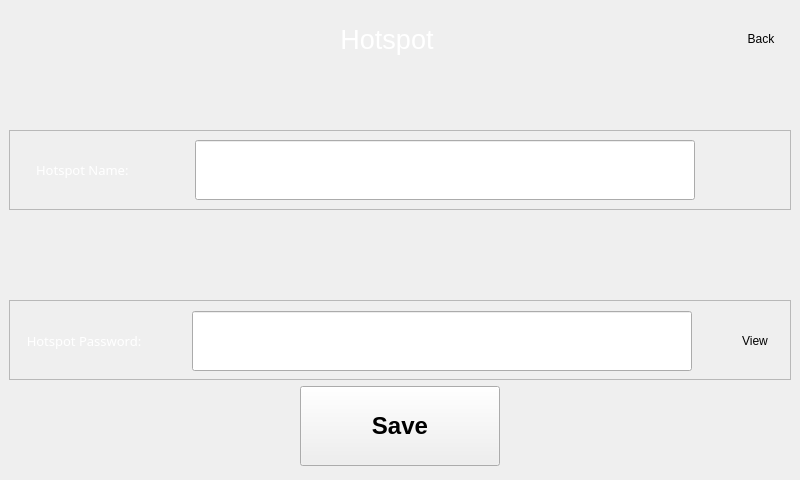
This is BlocksScreen/lib/ui/wifiConnectivityWindow.ui in BlocksTechnology/BlocksScreen as Qt 5 draws it before an edit. The edited form follows.
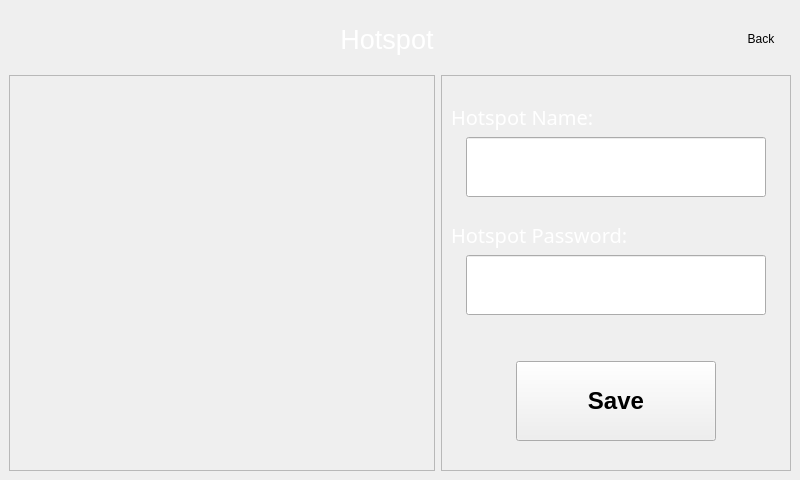
This is the edited form. The open tabs and pages were chosen to show the change. Icons and pictures are not drawn. Custom widgets are drawn as their Qt base class.

Commit message: add: added space for qr code on hotspot page

Patch:
```diff
--- a/BlocksScreen/lib/ui/wifiConnectivityWindow.ui
+++ b/BlocksScreen/lib/ui/wifiConnectivityWindow.ui
@@ -18,14 +18,14 @@
   </property>
   <property name="minimumSize">
    <size>
-    <width>0</width>
-    <height>400</height>
+    <width>800</width>
+    <height>480</height>
    </size>
   </property>
   <property name="maximumSize">
    <size>
-    <width>16777215</width>
-    <height>575</height>
+    <width>800</width>
+    <height>480</height>
    </size>
   </property>
   <property name="windowTitle">
@@ -2289,76 +2289,76 @@
      </layout>
     </item>
     <item>
-     <layout class="QVBoxLayout" name="hotspot_page_content_layout">
-      <property name="topMargin">
-       <number>5</number>
-      </property>
-      <property name="bottomMargin">
-       <number>5</number>
-      </property>
+     <layout class="QHBoxLayout" name="horizontalLayout_3">
       <item>
-       <spacer name="verticalSpacer_6">
-        <property name="orientation">
-         <enum>Qt::Vertical</enum>
-        </property>
-        <property name="sizeType">
-         <enum>QSizePolicy::Minimum</enum>
-        </property>
-        <property name="sizeHint" stdset="0">
-         <size>
-          <width>20</width>
-          <height>50</height>
-         </size>
-        </property>
-       </spacer>
-      </item>
-      <item>
-       <widget class="BlocksCustomFrame" name="frame_6">
+       <widget class="BlocksCustomFrame" name="frame_4">
         <property name="sizePolicy">
-         <sizepolicy hsizetype="Expanding" vsizetype="Expanding">
+         <sizepolicy hsizetype="Preferred" vsizetype="Expanding">
           <horstretch>0</horstretch>
           <verstretch>0</verstretch>
          </sizepolicy>
         </property>
-        <property name="minimumSize">
-         <size>
-          <width>70</width>
-          <height>80</height>
-         </size>
-        </property>
         <property name="frameShape">
          <enum>QFrame::StyledPanel</enum>
         </property>
         <property name="frameShadow">
          <enum>QFrame::Raised</enum>
-        </property>
-        <widget class="QWidget" name="layoutWidget_6">
-         <property name="geometry">
-          <rect>
-           <x>0</x>
-           <y>10</y>
-           <width>776</width>
-           <height>61</height>
-          </rect>
          </property>
          <layout class="QHBoxLayout" name="horizontalLayout_11">
           <item>
+          <widget class="BlocksLabel" name="qrcode_img">
+           <property name="minimumSize">
+            <size>
+             <width>325</width>
+             <height>325</height>
+            </size>
+           </property>
+           <property name="maximumSize">
+            <size>
+             <width>325</width>
+             <height>325</height>
+            </size>
+           </property>
+           <property name="text">
+            <string/>
+           </property>
+          </widget>
+         </item>
+        </layout>
+       </widget>
+      </item>
+      <item>
+       <widget class="BlocksCustomFrame" name="frame_3">
+        <property name="maximumSize">
+         <size>
+          <width>350</width>
+          <height>16777215</height>
+         </size>
+        </property>
+        <property name="frameShape">
+         <enum>QFrame::StyledPanel</enum>
+        </property>
+        <property name="frameShadow">
+         <enum>QFrame::Raised</enum>
+        </property>
+        <layout class="QVBoxLayout" name="verticalLayout">
+         <item alignment="Qt::AlignBottom">
            <widget class="QLabel" name="hotspot_info_name_label">
             <property name="sizePolicy">
-             <sizepolicy hsizetype="Preferred" vsizetype="Maximum">
+            <sizepolicy hsizetype="Expanding" vsizetype="Maximum">
               <horstretch>0</horstretch>
               <verstretch>0</verstretch>
              </sizepolicy>
             </property>
             <property name="minimumSize">
              <size>
-              <width>0</width>
+             <width>173</width>
               <height>0</height>
              </size>
             </property>
             <property name="maximumSize">
              <size>
-              <width>150</width>
+             <width>16777215</width>
               <height>16777215</height>
              </size>
             </property>
@@ -2429,14 +2429,14 @@
             <property name="font">
              <font>
               <family>Momcake</family>
-              <pointsize>10</pointsize>
+             <pointsize>15</pointsize>
              </font>
             </property>
             <property name="text">
              <string>Hotspot Name: </string>
             </property>
             <property name="alignment">
-             <set>Qt::AlignCenter</set>
+            <set>Qt::AlignLeading|Qt::AlignLeft|Qt::AlignVCenter</set>
             </property>
            </widget>
           </item>
@@ -2450,13 +2450,13 @@
             </property>
             <property name="minimumSize">
              <size>
-              <width>500</width>
+             <width>300</width>
               <height>40</height>
              </size>
             </property>
             <property name="maximumSize">
              <size>
-              <width>500</width>
+             <width>300</width>
               <height>60</height>
              </size>
             </property>
@@ -2470,89 +2470,23 @@
             </property>
            </widget>
           </item>
-          <item>
-           <spacer name="horizontalSpacer_5">
-            <property name="orientation">
-             <enum>Qt::Horizontal</enum>
-            </property>
-            <property name="sizeType">
-             <enum>QSizePolicy::Minimum</enum>
-            </property>
-            <property name="sizeHint" stdset="0">
-             <size>
-              <width>60</width>
-              <height>20</height>
-             </size>
-            </property>
-           </spacer>
-          </item>
-         </layout>
-        </widget>
-       </widget>
-      </item>
-      <item>
-       <spacer name="verticalSpacer_5">
-        <property name="orientation">
-         <enum>Qt::Vertical</enum>
-        </property>
-        <property name="sizeType">
-         <enum>QSizePolicy::Minimum</enum>
-        </property>
-        <property name="sizeHint" stdset="0">
-         <size>
-          <width>773</width>
-          <height>128</height>
-         </size>
-        </property>
-       </spacer>
-      </item>
-      <item>
-       <widget class="BlocksCustomFrame" name="frame_7">
-        <property name="sizePolicy">
-         <sizepolicy hsizetype="Expanding" vsizetype="Minimum">
-          <horstretch>0</horstretch>
-          <verstretch>0</verstretch>
-         </sizepolicy>
-        </property>
-        <property name="minimumSize">
-         <size>
-          <width>0</width>
-          <height>80</height>
-         </size>
-        </property>
-        <property name="frameShape">
-         <enum>QFrame::StyledPanel</enum>
-        </property>
-        <property name="frameShadow">
-         <enum>QFrame::Raised</enum>
-        </property>
-        <widget class="QWidget" name="layoutWidget_7">
-         <property name="geometry">
-          <rect>
-           <x>0</x>
-           <y>10</y>
-           <width>776</width>
-           <height>62</height>
-          </rect>
-         </property>
-         <layout class="QHBoxLayout" name="horizontalLayout_12">
-          <item>
+         <item alignment="Qt::AlignBottom">
            <widget class="QLabel" name="hotspot_info_password_label">
             <property name="sizePolicy">
-             <sizepolicy hsizetype="Preferred" vsizetype="Maximum">
+            <sizepolicy hsizetype="Expanding" vsizetype="Maximum">
               <horstretch>0</horstretch>
               <verstretch>0</verstretch>
              </sizepolicy>
             </property>
             <property name="minimumSize">
              <size>
-              <width>0</width>
+             <width>173</width>
               <height>0</height>
              </size>
             </property>
             <property name="maximumSize">
              <size>
-              <width>150</width>
+             <width>16777215</width>
               <height>16777215</height>
              </size>
             </property>
@@ -2974,14 +2908,14 @@
             <property name="font">
              <font>
               <family>Momcake</family>
-              <pointsize>10</pointsize>
+             <pointsize>15</pointsize>
              </font>
             </property>
             <property name="text">
              <string>Hotspot Password:</string>
             </property>
             <property name="alignment">
-             <set>Qt::AlignCenter</set>
+            <set>Qt::AlignLeading|Qt::AlignLeft|Qt::AlignVCenter</set>
             </property>
            </widget>
           </item>
@@ -2995,13 +2929,13 @@
             </property>
             <property name="minimumSize">
              <size>
-              <width>500</width>
+             <width>300</width>
               <height>40</height>
              </size>
             </property>
             <property name="maximumSize">
              <size>
-              <width>500</width>
+             <width>300</width>
               <height>60</height>
              </size>
             </property>
@@ -3016,41 +2950,22 @@
            </widget>
           </item>
           <item>
-           <widget class="IconButton" name="hotspot_password_view_button">
-            <property name="minimumSize">
-             <size>
-              <width>60</width>
-              <height>60</height>
-             </size>
-            </property>
-            <property name="maximumSize">
+          <spacer name="verticalSpacer_5">
+           <property name="orientation">
+            <enum>Qt::Vertical</enum>
+           </property>
+           <property name="sizeType">
+            <enum>QSizePolicy::Minimum</enum>
+           </property>
+           <property name="sizeHint" stdset="0">
              <size>
-              <width>60</width>
-              <height>60</height>
-             </size>
-            </property>
-            <property name="text">
-             <string>View</string>
-            </property>
-            <property name="flat">
-             <bool>true</bool>
-            </property>
-            <property name="class" stdset="0">
-             <string>back_btn</string>
-            </property>
-            <property name="button_type" stdset="0">
-             <string>icon</string>
-            </property>
-            <property name="icon_pixmap" stdset="0">
-             <pixmap resource="resources/icon_resources.qrc">:/ui/media/btn_icons/unsee.svg</pixmap>
-            </property>
-           </widget>
-          </item>
-         </layout>
-        </widget>
-       </widget>
-      </item>
-      <item alignment="Qt::AlignHCenter|Qt::AlignVCenter">
+             <width>20</width>
+             <height>40</height>
+            </size>
+           </property>
+          </spacer>
+         </item>
+         <item alignment="Qt::AlignHCenter">
        <widget class="BlocksCustomButton" name="hotspot_change_confirm">
         <property name="minimumSize">
          <size>
@@ -3079,6 +2994,25 @@
         </property>
        </widget>
       </item>
+         <item>
+          <spacer name="verticalSpacer_6">
+           <property name="orientation">
+            <enum>Qt::Vertical</enum>
+           </property>
+           <property name="sizeType">
+            <enum>QSizePolicy::Minimum</enum>
+           </property>
+           <property name="sizeHint" stdset="0">
+            <size>
+             <width>20</width>
+             <height>20</height>
+            </size>
+           </property>
+          </spacer>
+         </item>
+        </layout>
+       </widget>
+      </item>
      </layout>
     </item>
    </layout>
@@ -3119,7 +3053,12 @@
   <customwidget>
    <class>GroupButton</class>
    <extends>QPushButton</extends>
-   <header location="global">lib.utils.group_button</header>
+   <header location="global">lib.utils.check_button</header>
+  </customwidget>
+  <customwidget>
+   <class>BlocksLabel</class>
+   <extends>QLabel</extends>
+   <header location="global">lib.utils.blocks_label</header>
   </customwidget>
  </customwidgets>
  <resources>
```
Left out of the diff: 18 changed lines with no effect on the pictures. Lines whose indentation alone changed are shown as unchanged. The commit also changes 1 other file.
